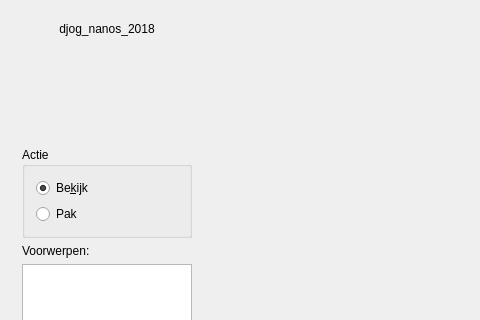
djog/djog_nanos_2018, file hoofd_scherm.ui: the form before one commit; both pictures show x 0 to 480 and y 0 to 320 of the 1052 by 823 pixel window.
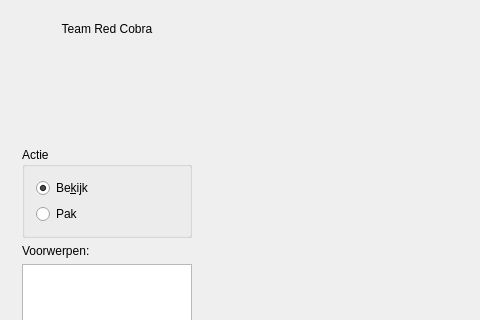
The form after the commit. Icons and pictures are not drawn.

```diff
--- a/hoofd_scherm.ui
+++ b/hoofd_scherm.ui
@@ -16,6 +16,12 @@
   <property name="windowTitle">
    <string>djog_nanos_2018</string>
   </property>
+  <property name="styleSheet">
+   <string notr="true">QWidget{
+  background-image: url(:/plaatjes/achtergrond.jpg);
+  background-repeat: repeat-xy;
+}</string>
+  </property>
   <layout class="QHBoxLayout" name="horizontalLayout_2">
    <item>
     <widget class="QWidget" name="links" native="true">
@@ -29,7 +35,7 @@
       <item>
        <widget class="QLabel" name="label_djog_nanos_2018">
         <property name="text">
-         <string>djog_nanos_2018</string>
+         <string>Team Red Cobra</string>
         </property>
         <property name="alignment">
          <set>Qt::AlignCenter</set>
```
